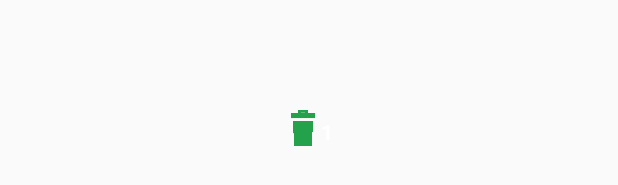
After one commit to zpiao1/Excited-App, an Android app: the layout action_icon_text.xml on its own in the app's theme, with its tools: preview values and no code run, on a phone screen of 412 x 824 dp. The commit adds this screen. Shown: the part 490-675 px from the top of the screen. Run offline under Robolectric (Android 15) with nearby library versions, the phone set to English and light mode, and no system bars.

Commit message:
Add the two icons at the ActionBar of the EventActivity, fine tuned that UI so that the app is more user-friendly when the user's location is unavailable

```diff
--- a/app/src/main/java/com/example/zpiao1/excited/CategoryIcon.java
+++ b/app/src/main/java/com/example/zpiao1/excited/Views/CategoryIcon.java
@@ -1,4 +1,4 @@
-package com.example.zpiao1.excited;
+package com.example.zpiao1.excited.views;
 
 /**
  * Created by zpiao on 9/15/2016.
--- a/app/src/main/java/com/example/zpiao1/excited/EventImageFragment.java
+++ b/app/src/main/java/com/example/zpiao1/excited/Views/EventImageFragment.java
@@ -1,4 +1,4 @@
-package com.example.zpiao1.excited;
+package com.example.zpiao1.excited.views;
 
 import android.content.ContentUris;
 import android.content.Intent;
@@ -14,7 +14,9 @@ import android.view.ViewGroup;
 import android.widget.ImageView;
 import android.widget.TextView;
 
+import com.example.zpiao1.excited.R;
 import com.example.zpiao1.excited.data.EventContract.EventEntry;
+import com.example.zpiao1.excited.logic.OnSwipeListener;
 
 public class EventImageFragment extends Fragment {
 
--- a/app/src/main/java/com/example/zpiao1/excited/MainActivity.java
+++ b/app/src/main/java/com/example/zpiao1/excited/Views/MainActivity.java
@@ -1,4 +1,4 @@
-package com.example.zpiao1.excited;
+package com.example.zpiao1.excited.views;
 
 import android.content.ContentValues;
 import android.database.Cursor;
@@ -25,6 +25,9 @@ import android.widget.ImageView;
 import android.widget.LinearLayout;
 import android.widget.Toast;
 
+import com.example.zpiao1.excited.R;
+import com.example.zpiao1.excited.adapters.EventImagePagerAdapter;
+import com.example.zpiao1.excited.adapters.IconAdapter;
 import com.example.zpiao1.excited.data.EventContract.EventEntry;
 
 import java.util.ArrayList;
--- a/app/src/main/java/com/example/zpiao1/excited/GetTravelTimeTask.java
+++ b/app/src/main/java/com/example/zpiao1/excited/logic/GetTravelTimeTask.java
@@ -1,4 +1,4 @@
-package com.example.zpiao1.excited;
+package com.example.zpiao1.excited.logic;
 
 import android.app.Activity;
 import android.net.Uri;
@@ -6,6 +6,7 @@ import android.os.AsyncTask;
 import android.util.Log;
 import android.widget.TextView;
 
+import com.example.zpiao1.excited.R;
 import com.google.android.gms.maps.model.LatLng;
 
 import org.json.JSONArray;
--- a/app/src/main/java/com/example/zpiao1/excited/OnSwipeListener.java
+++ b/app/src/main/java/com/example/zpiao1/excited/logic/OnSwipeListener.java
@@ -1,9 +1,11 @@
-package com.example.zpiao1.excited;
+package com.example.zpiao1.excited.logic;
 
 import android.app.Activity;
 import android.view.GestureDetector;
 import android.view.MotionEvent;
 import android.view.View;
+
+import com.example.zpiao1.excited.views.MainActivity;
 
 /**
  * Created by zpiao on 10/1/2016.
--- /dev/null
+++ b/app/src/main/res/layout/action_icon_text.xml
@@ -0,0 +1,31 @@
+<?xml version="1.0" encoding="utf-8"?>
+<RelativeLayout xmlns:android="http://schemas.android.com/apk/res/android"
+    xmlns:tools="http://schemas.android.com/tools"
+    style="@android:style/Widget.ActionButton"
+    android:layout_width="wrap_content"
+    android:layout_height="match_parent"
+    android:layout_gravity="center"
+    android:clickable="true"
+    android:gravity="center"
+    android:orientation="horizontal">
+
+    <ImageView
+        android:id="@+id/action_icon"
+        android:layout_width="24dp"
+        android:layout_height="24dp"
+        android:layout_margin="0dp"
+        android:gravity="center"
+        tools:src="@drawable/ic_garbage" />
+
+    <TextView
+        android:id="@+id/count_text"
+        android:layout_width="wrap_content"
+        android:layout_height="wrap_content"
+        android:layout_alignBottom="@id/action_icon"
+        android:layout_gravity="bottom"
+        android:layout_toRightOf="@id/action_icon"
+        android:textAppearance="@style/TextAppearance.AppCompat.Small"
+        android:textColor="@android:color/white"
+        android:textStyle="bold"
+        tools:text="1" />
+</RelativeLayout>
--- a/app/src/main/res/layout/app_bar_event_detail.xml
+++ b/app/src/main/res/layout/app_bar_event_detail.xml
@@ -5,7 +5,7 @@
     android:layout_width="match_parent"
     android:layout_height="match_parent"
     android:fitsSystemWindows="true"
-    tools:context="com.example.zpiao1.excited.EventDetailActivity">
+    tools:context="com.example.zpiao1.excited.views.EventDetailActivity">
 
     <android.support.design.widget.AppBarLayout
         android:layout_width="match_parent"
--- a/app/src/main/res/layout/app_bar_main.xml
+++ b/app/src/main/res/layout/app_bar_main.xml
@@ -5,7 +5,7 @@
     android:layout_width="match_parent"
     android:layout_height="match_parent"
     android:fitsSystemWindows="true"
-    tools:context=".MainActivity">
+    tools:context=".views.MainActivity">
 
     <android.support.design.widget.AppBarLayout
         android:layout_width="match_parent"
--- a/app/src/main/res/layout/content_main.xml
+++ b/app/src/main/res/layout/content_main.xml
@@ -11,7 +11,7 @@
     android:paddingRight="@dimen/activity_horizontal_margin"
     android:paddingTop="@dimen/activity_vertical_margin"
     app:layout_behavior="@string/appbar_scrolling_view_behavior"
-    tools:context=".MainActivity"
+    tools:context=".views.MainActivity"
     tools:showIn="@layout/app_bar_main">
 
     <GridView
--- a/app/src/main/res/layout/fragment_event_image.xml
+++ b/app/src/main/res/layout/fragment_event_image.xml
@@ -3,7 +3,7 @@
     android:layout_width="match_parent"
     android:layout_height="match_parent"
     android:layout_gravity="center"
-    tools:context=".EventImageFragment">
+    tools:context=".views.EventImageFragment">
 
     <RelativeLayout
         android:layout_width="match_parent"
--- a/app/src/main/res/values/strings.xml
+++ b/app/src/main/res/values/strings.xml
@@ -5,6 +5,8 @@
     <string name="navigation_drawer_close">Close navigation drawer</string>
 
     <string name="action_settings">Settings</string>
+    <string name="action_schedule">Schedule</string>
+    <string name="action_removed">Removed Events</string>
 
     <!-- TODO: Remove or change this placeholder text -->
     <string name="hello_blank_fragment">Hello blank fragment</string>
@@ -15,4 +17,6 @@
     <string name="venue">Venue: </string>
     <string name="time">Time: </string>
     <string name="date">Date: </string>
+
+    <string name="time_not_available">Not Available</string>
 </resources>
```
Also changed, not shown: app/src/main/AndroidManifest.xml (+4 -4 lines), app/src/main/java/com/example/zpiao1/excited/Views/EventDetailActivity.java (renamed from app/src/main/java/com/example/zpiao1/excited/EventDetailActivity.java, +101 -43 lines), app/src/main/java/com/example/zpiao1/excited/adapters/EventImagePagerAdapter.java (renamed from app/src/main/java/com/example/zpiao1/excited/EventImagePagerAdapter.java, +5 -2 lines), app/src/main/java/com/example/zpiao1/excited/adapters/IconAdapter.java (renamed from app/src/main/java/com/example/zpiao1/excited/IconAdapter.java, +5 -2 lines), app/src/main/res/layout/content_event_detail.xml (+5 -5 lines), app/src/main/res/menu/event_detail.xml (+17 -0 lines).
